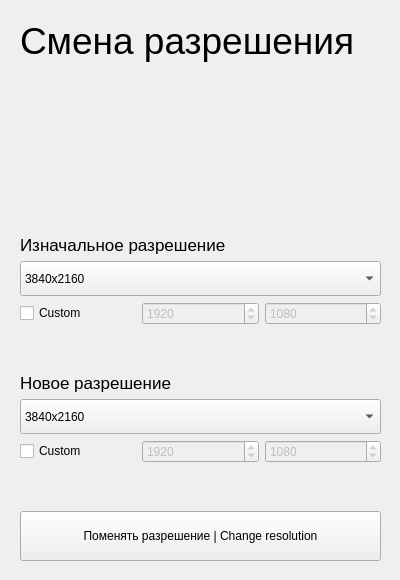
First picture: the form in resolution_change.ui, repository Andrew-71/KeyRecorder, before the edit.
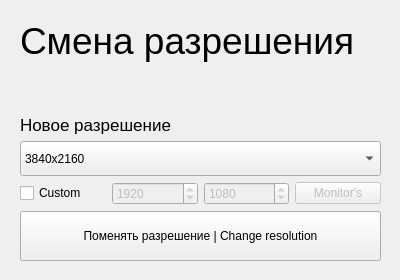
Second picture: the form after the edit.

Commit message: Add barebones version of new resolution system

What changed in the file:
```diff
--- a/resolution_change.ui
+++ b/resolution_change.ui
@@ -7,7 +7,7 @@
     <x>0</x>
     <y>0</y>
     <width>400</width>
-    <height>580</height>
+    <height>280</height>
    </rect>
   </property>
   <property name="sizePolicy">
@@ -19,7 +19,7 @@
   <property name="minimumSize">
    <size>
     <width>400</width>
-    <height>580</height>
+    <height>280</height>
    </size>
   </property>
   <property name="windowTitle">
@@ -31,7 +31,7 @@
      <x>20</x>
      <y>20</y>
      <width>361</width>
-     <height>541</height>
+     <height>241</height>
     </rect>
    </property>
    <layout class="QVBoxLayout" name="verticalLayout">
@@ -47,155 +47,6 @@
       </property>
      </widget>
     </item>
-    <item>
-     <spacer name="verticalSpacer_4">
-      <property name="orientation">
-       <enum>Qt::Vertical</enum>
-      </property>
-      <property name="sizeHint" stdset="0">
-       <size>
-        <width>20</width>
-        <height>40</height>
-       </size>
-      </property>
-     </spacer>
-    </item>
-    <item>
-     <spacer name="verticalSpacer_3">
-      <property name="orientation">
-       <enum>Qt::Vertical</enum>
-      </property>
-      <property name="sizeHint" stdset="0">
-       <size>
-        <width>20</width>
-        <height>40</height>
-       </size>
-      </property>
-     </spacer>
-    </item>
-    <item>
-     <spacer name="verticalSpacer_6">
-      <property name="orientation">
-       <enum>Qt::Vertical</enum>
-      </property>
-      <property name="sizeHint" stdset="0">
-       <size>
-        <width>20</width>
-        <height>40</height>
-       </size>
-      </property>
-     </spacer>
-    </item>
-    <item>
-     <spacer name="verticalSpacer">
-      <property name="orientation">
-       <enum>Qt::Vertical</enum>
-      </property>
-      <property name="sizeHint" stdset="0">
-       <size>
-        <width>20</width>
-        <height>40</height>
-       </size>
-      </property>
-     </spacer>
-    </item>
-    <item>
-     <widget class="QLabel" name="original_res_label">
-      <property name="font">
-       <font>
-        <pointsize>13</pointsize>
-       </font>
-      </property>
-      <property name="text">
-       <string>Изначальное разрешение</string>
-      </property>
-     </widget>
-    </item>
-    <item>
-     <widget class="QComboBox" name="input_select">
-      <property name="minimumSize">
-       <size>
-        <width>0</width>
-        <height>35</height>
-       </size>
-      </property>
-      <item>
-       <property name="text">
-        <string>3840x2160</string>
-       </property>
-      </item>
-      <item>
-       <property name="text">
-        <string>2560x1440</string>
-       </property>
-      </item>
-      <item>
-       <property name="text">
-        <string>1920x1080</string>
-       </property>
-      </item>
-      <item>
-       <property name="text">
-        <string>1280x720</string>
-       </property>
-      </item>
-     </widget>
-    </item>
-    <item>
-     <layout class="QHBoxLayout" name="horizontalLayout">
-      <item>
-       <widget class="QCheckBox" name="custom_input_check">
-        <property name="text">
-         <string>Custom</string>
-        </property>
-       </widget>
-      </item>
-      <item>
-       <widget class="QSpinBox" name="custom_input_width">
-        <property name="enabled">
-         <bool>false</bool>
-        </property>
-        <property name="readOnly">
-         <bool>false</bool>
-        </property>
-        <property name="minimum">
-         <number>300</number>
-        </property>
-        <property name="maximum">
-         <number>5000</number>
-        </property>
-        <property name="singleStep">
-         <number>100</number>
-        </property>
-        <property name="value">
-         <number>1920</number>
-        </property>
-       </widget>
-      </item>
-      <item>
-       <widget class="QSpinBox" name="custom_input_height">
-        <property name="enabled">
-         <bool>false</bool>
-        </property>
-        <property name="readOnly">
-         <bool>false</bool>
-        </property>
-        <property name="minimum">
-         <number>300</number>
-        </property>
-        <property name="maximum">
-         <number>5000</number>
-        </property>
-        <property name="singleStep">
-         <number>100</number>
-        </property>
-        <property name="value">
-         <number>1080</number>
-        </property>
-       </widget>
-      </item>
-     </layout>
-    </item>
     <item>
      <spacer name="verticalSpacer_2">
       <property name="orientation">
@@ -307,21 +158,18 @@
         </property>
        </widget>
       </item>
+      <item>
+       <widget class="QPushButton" name="monitor_res_btn">
+        <property name="enabled">
+         <bool>false</bool>
+        </property>
+        <property name="text">
+         <string>Monitor's</string>
+        </property>
+       </widget>
+      </item>
      </layout>
     </item>
-    <item>
-     <spacer name="verticalSpacer_5">
-      <property name="orientation">
-       <enum>Qt::Vertical</enum>
-      </property>
-      <property name="sizeHint" stdset="0">
-       <size>
-        <width>20</width>
-        <height>40</height>
-       </size>
-      </property>
-     </spacer>
-    </item>
     <item>
      <widget class="QPushButton" name="change_res_btn">
       <property name="minimumSize">
```
The commit also changes 4 other files.
